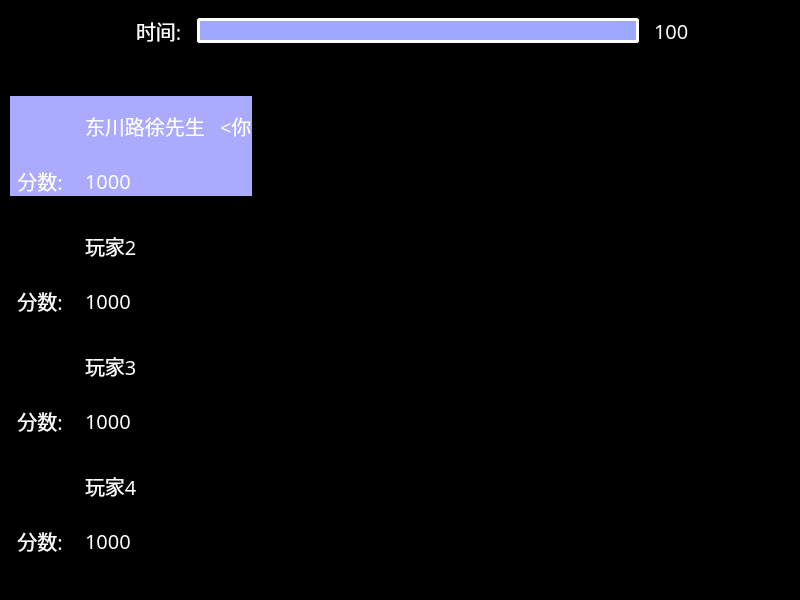
This is PerfectLinkClient/gamewindow.ui in Fabulousxu/PerfectLink-Client as Qt 5 draws it before an edit. The edited form follows.
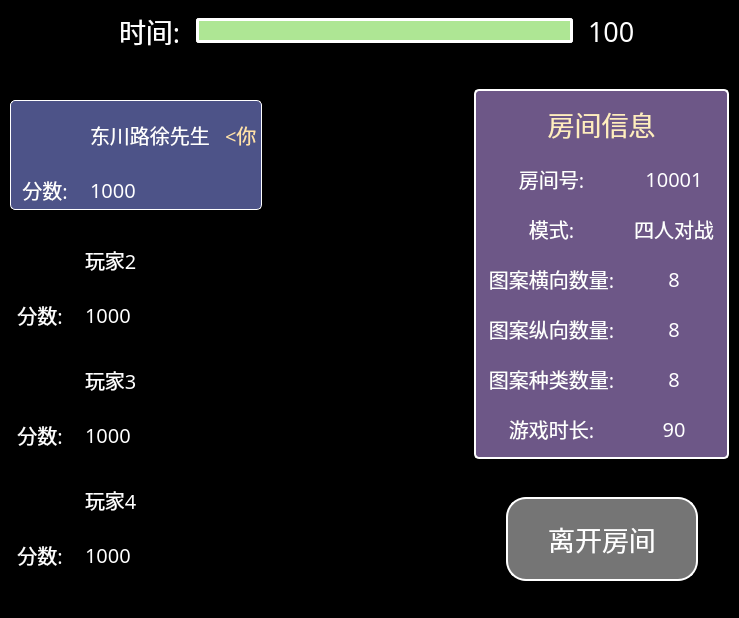
This is the edited form. Icons and pictures are not drawn.

Commit message: 实现了客户端创建房间界面、优化了客户端游戏界面、完善了服务器登录注册过程。

The edit to the form file:
```diff
--- a/PerfectLinkClient/gamewindow.ui
+++ b/PerfectLinkClient/gamewindow.ui
@@ -6,8 +6,8 @@
    <rect>
     <x>0</x>
     <y>0</y>
-    <width>800</width>
-    <height>600</height>
+    <width>739</width>
+    <height>618</height>
    </rect>
   </property>
   <property name="windowTitle">
@@ -27,7 +27,7 @@
     <number>10</number>
    </property>
    <property name="rightMargin">
-    <number>0</number>
+    <number>10</number>
    </property>
    <property name="bottomMargin">
     <number>0</number>
@@ -59,7 +59,7 @@
      <item>
       <widget class="QLabel" name="label_3">
        <property name="sizePolicy">
-        <sizepolicy hsizetype="Fixed" vsizetype="Preferred">
+        <sizepolicy hsizetype="Preferred" vsizetype="Preferred">
          <horstretch>0</horstretch>
          <verstretch>0</verstretch>
         </sizepolicy>
@@ -67,7 +67,7 @@
        <property name="font">
         <font>
          <family>Minecraft AE</family>
-         <pointsize>15</pointsize>
+         <pointsize>20</pointsize>
         </font>
        </property>
        <property name="styleSheet">
@@ -110,7 +110,7 @@
 	border-radius: 3px;
 }
 QProgressBar::chunk {
-	background-color: rgb(158, 168, 255);
+	background-color: rgb(174, 230, 148);
 }</string>
        </property>
        <property name="value">
@@ -132,7 +132,7 @@
        <property name="font">
         <font>
          <family>Minecraft AE</family>
-         <pointsize>15</pointsize>
+         <pointsize>20</pointsize>
         </font>
        </property>
        <property name="styleSheet">
@@ -159,7 +159,7 @@
     </layout>
    </item>
    <item>
-    <layout class="QHBoxLayout" name="horizontalLayout_10">
+    <layout class="QHBoxLayout" name="horizontalLayout_10" stretch="0,1,0">
      <property name="spacing">
       <number>0</number>
      </property>
@@ -202,24 +202,29 @@
           <item>
            <widget class="QWidget" name="player1Display" native="true">
             <property name="styleSheet">
-             <string notr="true">background-color: rgb(170, 170, 255);
-</string>
+             <string notr="true">QWidget {
+	background-color: rgb(77, 83, 136);
+}
+QWidget#player1Display {
+	border: 1px solid rgb(255, 255, 255);
+	border-radius: 5px;
+}</string>
             </property>
             <layout class="QVBoxLayout" name="verticalLayout">
              <property name="spacing">
               <number>10</number>
              </property>
              <property name="leftMargin">
-              <number>0</number>
+              <number>5</number>
              </property>
              <property name="topMargin">
-              <number>0</number>
+              <number>5</number>
              </property>
              <property name="rightMargin">
-              <number>0</number>
+              <number>5</number>
              </property>
              <property name="bottomMargin">
-              <number>0</number>
+              <number>5</number>
              </property>
              <item>
               <layout class="QHBoxLayout" name="horizontalLayout">
@@ -300,8 +305,7 @@
                   </font>
                  </property>
                  <property name="styleSheet">
-                  <string notr="true">color: rgb(255, 255, 255);
-</string>
+                  <string notr="true">color: rgb(255, 226, 169);</string>
                  </property>
                  <property name="text">
                   <string>&lt;你</string>
@@ -947,6 +951,552 @@
        </property>
       </spacer>
      </item>
+     <item>
+      <layout class="QVBoxLayout" name="verticalLayout_9" stretch="1,0,1,0,1">
+       <property name="spacing">
+        <number>0</number>
+       </property>
+       <item>
+        <spacer name="verticalSpacer_3">
+         <property name="orientation">
+          <enum>Qt::Vertical</enum>
+         </property>
+         <property name="sizeHint" stdset="0">
+          <size>
+           <width>20</width>
+           <height>40</height>
+          </size>
+         </property>
+        </spacer>
+       </item>
+       <item>
+        <widget class="QWidget" name="roomInfomationWidget" native="true">
+         <property name="sizePolicy">
+          <sizepolicy hsizetype="Fixed" vsizetype="Preferred">
+           <horstretch>0</horstretch>
+           <verstretch>0</verstretch>
+          </sizepolicy>
+         </property>
+         <property name="styleSheet">
+          <string notr="true">QWidget {
+	background-color: rgb(109, 87, 135);
+}
+QWidget#roomInfomationWidget {
+	border: 2px solid rgb(255, 255, 255);
+	border-radius: 5px;
+}</string>
+         </property>
+         <layout class="QVBoxLayout" name="verticalLayout_8">
+          <property name="spacing">
+           <number>20</number>
+          </property>
+          <property name="leftMargin">
+           <number>15</number>
+          </property>
+          <property name="topMargin">
+           <number>15</number>
+          </property>
+          <property name="rightMargin">
+           <number>15</number>
+          </property>
+          <property name="bottomMargin">
+           <number>15</number>
+          </property>
+          <item>
+           <widget class="QLabel" name="label_18">
+            <property name="font">
+             <font>
+              <family>Minecraft AE</family>
+              <pointsize>20</pointsize>
+             </font>
+            </property>
+            <property name="styleSheet">
+             <string notr="true">color: rgb(255, 237, 190);</string>
+            </property>
+            <property name="text">
+             <string>房间信息</string>
+            </property>
+            <property name="alignment">
+             <set>Qt::AlignCenter</set>
+            </property>
+           </widget>
+          </item>
+          <item>
+           <layout class="QHBoxLayout" name="horizontalLayout_14">
+            <property name="spacing">
+             <number>20</number>
+            </property>
+            <item>
+             <widget class="QLabel" name="label_8">
+              <property name="sizePolicy">
+               <sizepolicy hsizetype="Fixed" vsizetype="Preferred">
+                <horstretch>0</horstretch>
+                <verstretch>0</verstretch>
+               </sizepolicy>
+              </property>
+              <property name="minimumSize">
+               <size>
+                <width>125</width>
+                <height>0</height>
+               </size>
+              </property>
+              <property name="maximumSize">
+               <size>
+                <width>125</width>
+                <height>16777215</height>
+               </size>
+              </property>
+              <property name="font">
+               <font>
+                <family>Minecraft AE</family>
+                <pointsize>15</pointsize>
+               </font>
+              </property>
+              <property name="styleSheet">
+               <string notr="true">color: rgb(255, 255, 255);</string>
+              </property>
+              <property name="text">
+               <string>房间号:</string>
+              </property>
+              <property name="alignment">
+               <set>Qt::AlignCenter</set>
+              </property>
+             </widget>
+            </item>
+            <item>
+             <widget class="QLabel" name="roomIdLabel">
+              <property name="font">
+               <font>
+                <family>Minecraft AE</family>
+                <pointsize>15</pointsize>
+               </font>
+              </property>
+              <property name="styleSheet">
+               <string notr="true">color: rgb(255, 255, 255);</string>
+              </property>
+              <property name="text">
+               <string>10001</string>
+              </property>
+              <property name="alignment">
+               <set>Qt::AlignCenter</set>
+              </property>
+             </widget>
+            </item>
+           </layout>
+          </item>
+          <item>
+           <layout class="QHBoxLayout" name="horizontalLayout_15">
+            <property name="spacing">
+             <number>20</number>
+            </property>
+            <item>
+             <widget class="QLabel" name="label_9">
+              <property name="sizePolicy">
+               <sizepolicy hsizetype="Fixed" vsizetype="Preferred">
+                <horstretch>0</horstretch>
+                <verstretch>0</verstretch>
+               </sizepolicy>
+              </property>
+              <property name="minimumSize">
+               <size>
+                <width>125</width>
+                <height>0</height>
+               </size>
+              </property>
+              <property name="maximumSize">
+               <size>
+                <width>125</width>
+                <height>16777215</height>
+               </size>
+              </property>
+              <property name="font">
+               <font>
+                <family>Minecraft AE</family>
+                <pointsize>15</pointsize>
+               </font>
+              </property>
+              <property name="styleSheet">
+               <string notr="true">color: rgb(255, 255, 255);</string>
+              </property>
+              <property name="text">
+               <string>模式:</string>
+              </property>
+              <property name="alignment">
+               <set>Qt::AlignCenter</set>
+              </property>
+             </widget>
+            </item>
+            <item>
+             <widget class="QLabel" name="modeLabel">
+              <property name="font">
+               <font>
+                <family>Minecraft AE</family>
+                <pointsize>15</pointsize>
+               </font>
+              </property>
+              <property name="styleSheet">
+               <string notr="true">color: rgb(255, 255, 255);</string>
+              </property>
+              <property name="text">
+               <string>四人对战</string>
+              </property>
+              <property name="alignment">
+               <set>Qt::AlignCenter</set>
+              </property>
+             </widget>
+            </item>
+           </layout>
+          </item>
+          <item>
+           <layout class="QHBoxLayout" name="horizontalLayout_13">
+            <property name="spacing">
+             <number>20</number>
+            </property>
+            <item>
+             <widget class="QLabel" name="label_12">
+              <property name="sizePolicy">
+               <sizepolicy hsizetype="Fixed" vsizetype="Preferred">
+                <horstretch>0</horstretch>
+                <verstretch>0</verstretch>
+               </sizepolicy>
+              </property>
+              <property name="minimumSize">
+               <size>
+                <width>125</width>
+                <height>0</height>
+               </size>
+              </property>
+              <property name="maximumSize">
+               <size>
+                <width>125</width>
+                <height>16777215</height>
+               </size>
+              </property>
+              <property name="font">
+               <font>
+                <family>Minecraft AE</family>
+                <pointsize>15</pointsize>
+               </font>
+              </property>
+              <property name="styleSheet">
+               <string notr="true">color: rgb(255, 255, 255);</string>
+              </property>
+              <property name="text">
+               <string>图案横向数量:</string>
+              </property>
+              <property name="alignment">
+               <set>Qt::AlignCenter</set>
+              </property>
+             </widget>
+            </item>
+            <item>
+             <widget class="QLabel" name="widthLabel">
+              <property name="font">
+               <font>
+                <family>Minecraft AE</family>
+                <pointsize>15</pointsize>
+               </font>
+              </property>
+              <property name="styleSheet">
+               <string notr="true">color: rgb(255, 255, 255);</string>
+              </property>
+              <property name="text">
+               <string>8</string>
+              </property>
+              <property name="alignment">
+               <set>Qt::AlignCenter</set>
+              </property>
+             </widget>
+            </item>
+           </layout>
+          </item>
+          <item>
+           <layout class="QHBoxLayout" name="horizontalLayout_16">
+            <property name="spacing">
+             <number>20</number>
+            </property>
+            <item>
+             <widget class="QLabel" name="label_13">
+              <property name="sizePolicy">
+               <sizepolicy hsizetype="Fixed" vsizetype="Preferred">
+                <horstretch>0</horstretch>
+                <verstretch>0</verstretch>
+               </sizepolicy>
+              </property>
+              <property name="minimumSize">
+               <size>
+                <width>125</width>
+                <height>0</height>
+               </size>
+              </property>
+              <property name="maximumSize">
+               <size>
+                <width>125</width>
+                <height>16777215</height>
+               </size>
+              </property>
+              <property name="font">
+               <font>
+                <family>Minecraft AE</family>
+                <pointsize>15</pointsize>
+               </font>
+              </property>
+              <property name="styleSheet">
+               <string notr="true">color: rgb(255, 255, 255);</string>
+              </property>
+              <property name="text">
+               <string>图案纵向数量:</string>
+              </property>
+              <property name="alignment">
+               <set>Qt::AlignCenter</set>
+              </property>
+             </widget>
+            </item>
+            <item>
+             <widget class="QLabel" name="heightLabel">
+              <property name="font">
+               <font>
+                <family>Minecraft AE</family>
+                <pointsize>15</pointsize>
+               </font>
+              </property>
+              <property name="styleSheet">
+               <string notr="true">color: rgb(255, 255, 255);</string>
+              </property>
+              <property name="text">
+               <string>8</string>
+              </property>
+              <property name="alignment">
+               <set>Qt::AlignCenter</set>
+              </property>
+             </widget>
+            </item>
+           </layout>
+          </item>
+          <item>
+           <layout class="QHBoxLayout" name="horizontalLayout_17">
+            <property name="spacing">
+             <number>20</number>
+            </property>
+            <item>
+             <widget class="QLabel" name="label_16">
+              <property name="sizePolicy">
+               <sizepolicy hsizetype="Fixed" vsizetype="Preferred">
+                <horstretch>0</horstretch>
+                <verstretch>0</verstretch>
+               </sizepolicy>
+              </property>
+              <property name="minimumSize">
+               <size>
+                <width>125</width>
+                <height>0</height>
+               </size>
+              </property>
+              <property name="maximumSize">
+               <size>
+                <width>125</width>
+                <height>16777215</height>
+               </size>
+              </property>
+              <property name="font">
+               <font>
+                <family>Minecraft AE</family>
+                <pointsize>15</pointsize>
+               </font>
+              </property>
+              <property name="styleSheet">
+               <string notr="true">color: rgb(255, 255, 255);</string>
+              </property>
+              <property name="text">
+               <string>图案种类数量:</string>
+              </property>
+              <property name="alignment">
+               <set>Qt::AlignCenter</set>
+              </property>
+             </widget>
+            </item>
+            <item>
+             <widget class="QLabel" name="patternNumberLabel">
+              <property name="font">
+               <font>
+                <family>Minecraft AE</family>
+                <pointsize>15</pointsize>
+               </font>
+              </property>
+              <property name="styleSheet">
+               <string notr="true">color: rgb(255, 255, 255);</string>
+              </property>
+              <property name="text">
+               <string>8</string>
+              </property>
+              <property name="alignment">
+               <set>Qt::AlignCenter</set>
+              </property>
+             </widget>
+            </item>
+           </layout>
+          </item>
+          <item>
+           <layout class="QHBoxLayout" name="horizontalLayout_12">
+            <property name="spacing">
+             <number>20</number>
+            </property>
+            <item>
+             <widget class="QLabel" name="label_17">
+              <property name="sizePolicy">
+               <sizepolicy hsizetype="Fixed" vsizetype="Preferred">
+                <horstretch>0</horstretch>
+                <verstretch>0</verstretch>
+               </sizepolicy>
+              </property>
+              <property name="minimumSize">
+               <size>
+                <width>125</width>
+                <height>0</height>
+               </size>
+              </property>
+              <property name="maximumSize">
+               <size>
+                <width>125</width>
+                <height>16777215</height>
+               </size>
+              </property>
+              <property name="font">
+               <font>
+                <family>Minecraft AE</family>
+                <pointsize>15</pointsize>
+               </font>
+              </property>
+              <property name="styleSheet">
+               <string notr="true">color: rgb(255, 255, 255);</string>
+              </property>
+              <property name="text">
+               <string>游戏时长:</string>
+              </property>
+              <property name="alignment">
+               <set>Qt::AlignCenter</set>
+              </property>
+             </widget>
+            </item>
+            <item>
+             <widget class="QLabel" name="timeLabel">
+              <property name="font">
+               <font>
+                <family>Minecraft AE</family>
+                <pointsize>15</pointsize>
+               </font>
+              </property>
+              <property name="styleSheet">
+               <string notr="true">color: rgb(255, 255, 255);</string>
+              </property>
+              <property name="text">
+               <string>90</string>
+              </property>
+              <property name="alignment">
+               <set>Qt::AlignCenter</set>
+              </property>
+             </widget>
+            </item>
+           </layout>
+          </item>
+         </layout>
+        </widget>
+       </item>
+       <item>
+        <spacer name="verticalSpacer_5">
+         <property name="orientation">
+          <enum>Qt::Vertical</enum>
+         </property>
+         <property name="sizeHint" stdset="0">
+          <size>
+           <width>20</width>
+           <height>40</height>
+          </size>
+         </property>
+        </spacer>
+       </item>
+       <item>
+        <layout class="QHBoxLayout" name="horizontalLayout_18" stretch="1,0,1">
+         <property name="spacing">
+          <number>0</number>
+         </property>
+         <item>
+          <spacer name="horizontalSpacer_4">
+           <property name="orientation">
+            <enum>Qt::Horizontal</enum>
+           </property>
+           <property name="sizeHint" stdset="0">
+            <size>
+             <width>10</width>
+             <height>20</height>
+            </size>
+           </property>
+          </spacer>
+         </item>
+         <item>
+          <widget class="QPushButton" name="exitRoomButton">
+           <property name="sizePolicy">
+            <sizepolicy hsizetype="Fixed" vsizetype="Fixed">
+             <horstretch>0</horstretch>
+             <verstretch>0</verstretch>
+            </sizepolicy>
+           </property>
+           <property name="font">
+            <font>
+             <family>Minecraft AE</family>
+             <pointsize>20</pointsize>
+            </font>
+           </property>
+           <property name="styleSheet">
+            <string notr="true">QPushButton {
+	color: rgb(255, 255, 255);
+	background-color: rgb(117, 117, 117);
+	border: 2px solid rgb(255, 255, 255);
+	border-radius: 20px;
+	padding: 20px 40px 20px 40px;
+}
+QPushButton:hover {
+	background-color: rgb(163, 163, 163);
+}
+QPushButton:pressed {
+	background-color: rgb(58, 58, 58);
+}</string>
+           </property>
+           <property name="text">
+            <string>离开房间</string>
+           </property>
+          </widget>
+         </item>
+         <item>
+          <spacer name="horizontalSpacer_5">
+           <property name="orientation">
+            <enum>Qt::Horizontal</enum>
+           </property>
+           <property name="sizeHint" stdset="0">
+            <size>
+             <width>10</width>
+             <height>20</height>
+            </size>
+           </property>
+          </spacer>
+         </item>
+        </layout>
+       </item>
+       <item>
+        <spacer name="verticalSpacer_4">
+         <property name="orientation">
+          <enum>Qt::Vertical</enum>
+         </property>
+         <property name="sizeHint" stdset="0">
+          <size>
+           <width>20</width>
+           <height>40</height>
+          </size>
+         </property>
+        </spacer>
+       </item>
+      </layout>
+     </item>
     </layout>
    </item>
   </layout>
```
The commit also changes 29 other files.
